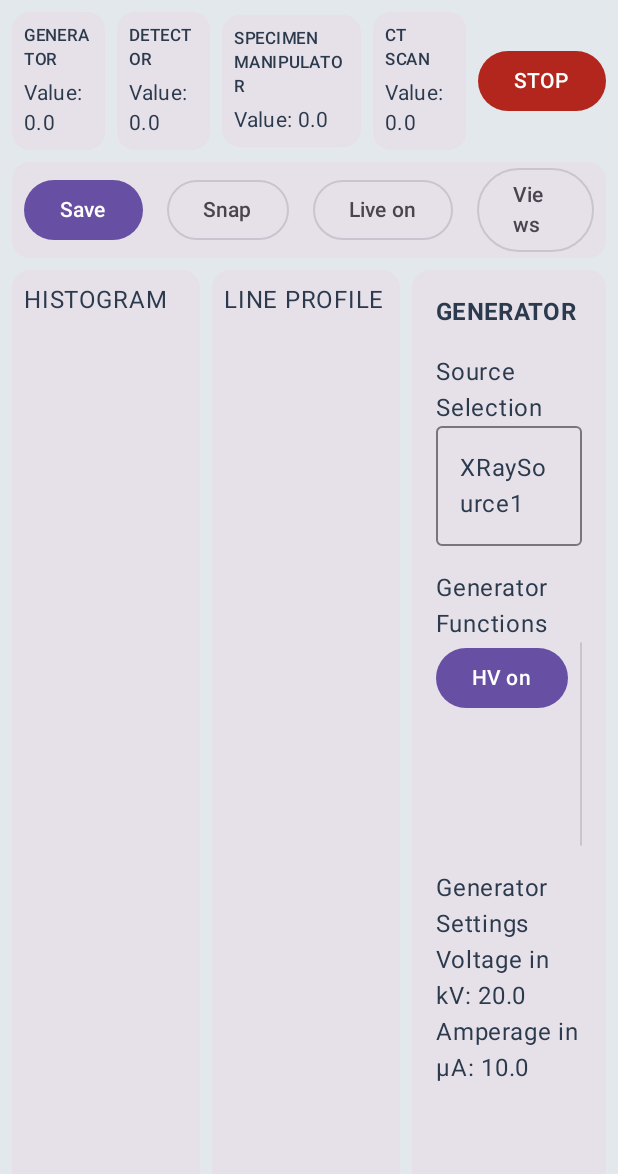
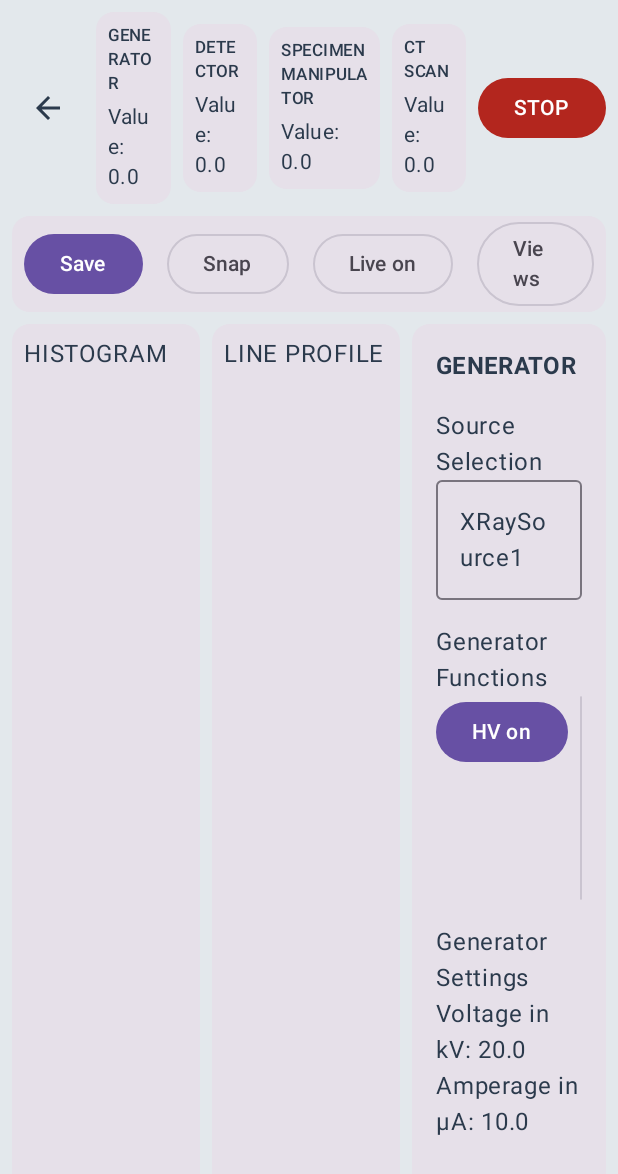
Before and after one commit to DennisHartstock/XTom, an Android app built with Jetpack Compose: the composable ClassicScreen shown on its own in the app's theme, on a phone screen of 412 x 824 dp. Shown: the top 1174 px of the screen. Run offline under Robolectric (Android 15) with nearby library versions, the phone set to English and light mode, and no system bars.

Commit message:
feat: Add back navigation to mode screens
This commit introduces back navigation from the `WizardScreen`, `ClassicScreen`, and `RnDScreen` to the main `ChooseModeScreen`.

A back arrow `IconButton` is added to the top of each of these three screens. Tapping it triggers an `onBack` lambda, which updates the navigation state in `App.kt` to return to the `ChooseModeScreen`.

The `compose.materialIconsExtended` dependency has been added to `build.gradle.kts` to provide the back arrow icon.

```diff
--- a/composeApp/build.gradle.kts
+++ b/composeApp/build.gradle.kts
@@ -64,6 +64,7 @@ kotlin {
             implementation(compose.runtime)
             implementation(compose.foundation)
             implementation(compose.material3)
+            implementation(compose.materialIconsExtended)
             implementation(compose.ui)
             implementation(compose.components.resources)
             implementation(compose.components.uiToolingPreview)
--- a/composeApp/src/commonMain/kotlin/org/example/project/ui/ClassicScreen.kt
+++ b/composeApp/src/commonMain/kotlin/org/example/project/ui/ClassicScreen.kt
@@ -12,9 +12,13 @@ import androidx.compose.foundation.layout.fillMaxWidth
 import androidx.compose.foundation.layout.height
 import androidx.compose.foundation.layout.padding
 import androidx.compose.foundation.layout.width
+import androidx.compose.material.icons.Icons
+import androidx.compose.material.icons.automirrored.filled.ArrowBack
 import androidx.compose.material3.Button
 import androidx.compose.material3.ButtonDefaults
 import androidx.compose.material3.Card
+import androidx.compose.material3.Icon
+import androidx.compose.material3.IconButton
 import androidx.compose.material3.MaterialTheme
 import androidx.compose.material3.OutlinedButton
 import androidx.compose.material3.OutlinedTextField
@@ -29,13 +33,13 @@ import androidx.compose.ui.unit.dp
 
 
 @Composable
-fun ClassicScreen() {
+fun ClassicScreen(onBack: () -> Unit) {
     Surface(
         modifier = Modifier.fillMaxSize(),
         color = MaterialTheme.colorScheme.background
     ) {
         Column(modifier = Modifier.fillMaxSize()) {
-            TopStatusBar()
+            TopStatusBar(onBack = onBack)
             ControlBar()
             Row(modifier = Modifier.fillMaxWidth().weight(1f).padding(8.dp)) {
                 Column(
@@ -74,12 +78,15 @@ fun ClassicScreen() {
 }
 
 @Composable
-private fun TopStatusBar() {
+private fun TopStatusBar(onBack: () -> Unit) {
     Row(
         modifier = Modifier.fillMaxWidth().padding(8.dp),
         horizontalArrangement = Arrangement.spacedBy(8.dp),
         verticalAlignment = Alignment.CenterVertically
     ) {
+        IconButton(onClick = onBack) {
+            Icon(Icons.AutoMirrored.Filled.ArrowBack, contentDescription = "Back")
+        }
         StatusCard("GENERATOR", modifier = Modifier.weight(1f))
         StatusCard("DETECTOR", modifier = Modifier.weight(1f))
         StatusCard("SPECIMEN MANIPULATOR", modifier = Modifier.weight(1.5f))
```
Also changed, not shown: composeApp/src/commonMain/kotlin/org/example/project/App.kt (+9 -8 lines), composeApp/src/commonMain/kotlin/org/example/project/ui/RnDScreen.kt (+14 -2 lines), composeApp/src/commonMain/kotlin/org/example/project/ui/WizardScreen.kt (+16 -6 lines).
